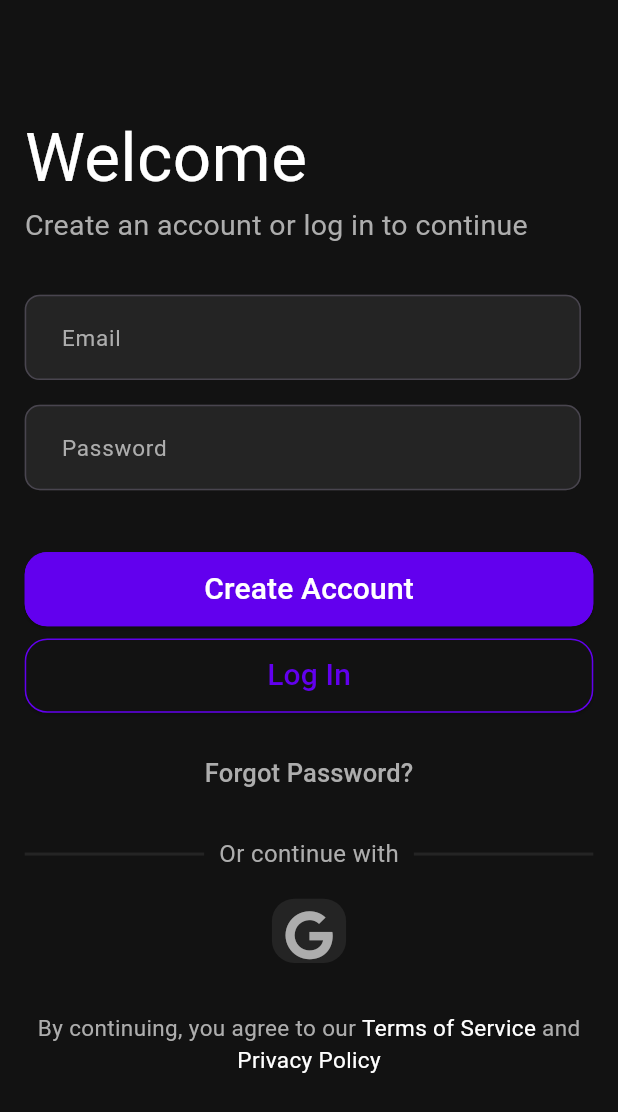
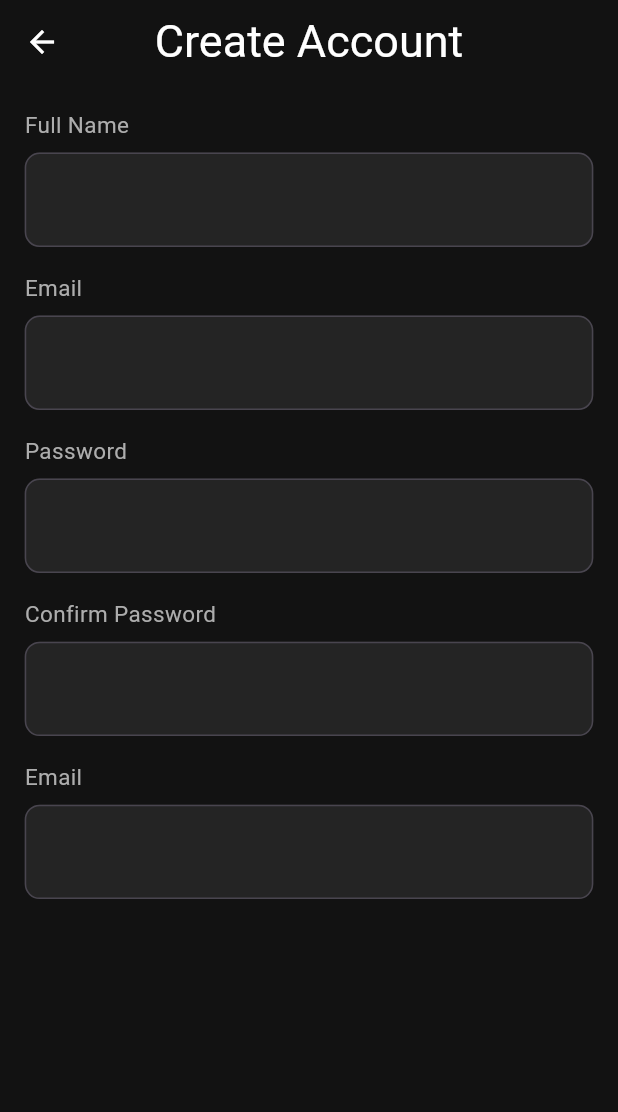
Before and after one commit to SalihSarang/ThriveFit, a Flutter app: the screen it shows after launch, after a tap on "Create Account", on a phone screen of 412 x 824 dp. Shown: the top 1112 px of the screen. Run offline on Flutter 3.47's test engine with Material 3 defaults, Android fonts, the phone set to English and light mode, and no system bars; our stand-ins replace font_awesome_flutter.

Commit message:
create account text form field completed

```diff
--- a/lib/main.dart
+++ b/lib/main.dart
@@ -1,4 +1,5 @@
 import 'package:flutter/material.dart';
+import 'package:levelup/screens/accout_section/create_account_screen.dart';
 import 'package:levelup/screens/accout_section/login_screen.dart';
 
 void main() {
@@ -10,6 +11,12 @@ class MyApp extends StatelessWidget {
 
   @override
   Widget build(BuildContext context) {
-    return MaterialApp(home: LoginScreen());
+    return MaterialApp(
+      initialRoute: '/login',
+      routes: {
+        '/login': (context) => LoginScreen(),
+        '/createAccount': (context) => CreateAccountScreen(),
+      },
+    );
   }
 }
--- a/lib/screens/accout_section/create_account_screen.dart
+++ b/lib/screens/accout_section/create_account_screen.dart
@@ -0,0 +1,55 @@
+import 'package:flutter/material.dart';
+import 'package:levelup/core/theme/app_theme.dart';
+import 'package:levelup/shared/media_query/media_query.dart';
+import 'package:levelup/shared/widgets/my_appbar.dart';
+import 'package:levelup/shared/widgets/textfield_widget.dart';
+
+class CreateAccountScreen extends StatelessWidget {
+  const CreateAccountScreen({super.key});
+
+  @override
+  Widget build(BuildContext context) {
+    return Scaffold(
+      backgroundColor: AppTheme.primary,
+      appBar: appBar(title: 'Create Account'),
+      body: Padding(
+        padding: safeAreaPadding(context),
+        child: SafeArea(
+          child: ListView(
+            children: [
+              textFieldWithTitle(
+                tieldTitle: 'Full Name',
+                hintText: 'Name',
+                context: context,
+              ),
+              SizedBox(height: sizedBoxHeight(context, adjustHeight: 0.02)),
+              textFieldWithTitle(
+                tieldTitle: 'Email',
+                hintText: 'Email',
+                context: context,
+              ),
+              SizedBox(height: sizedBoxHeight(context, adjustHeight: 0.02)),
+              textFieldWithTitle(
+                tieldTitle: 'Password',
+                hintText: 'Create Password',
+                context: context,
+              ),
+              SizedBox(height: sizedBoxHeight(context, adjustHeight: 0.02)),
+              textFieldWithTitle(
+                tieldTitle: 'Confirm Password',
+                hintText: 'Confirm your password',
+                context: context,
+              ),
+              SizedBox(height: sizedBoxHeight(context, adjustHeight: 0.02)),
+              textFieldWithTitle(
+                tieldTitle: 'Email',
+                hintText: 'Email',
+                context: context,
+              ),
+            ],
+          ),
+        ),
+      ),
+    );
+  }
+}
--- a/lib/screens/accout_section/login_screen.dart
+++ b/lib/screens/accout_section/login_screen.dart
@@ -38,7 +38,8 @@ class LoginScreen extends StatelessWidget {
                   textField(labelText: 'Password', context: context),
                   SizedBox(height: sizedBoxHeight(context, adjustHeight: 0.05)),
                   button(
-                    onPresed: () {},
+                    onPresed:
+                        () => Navigator.pushNamed(context, '/createAccount'),
                     context: context,
                     buttonText: 'Create Account',
                   ),
--- a/lib/shared/widgets/my_appbar.dart
+++ b/lib/shared/widgets/my_appbar.dart
@@ -1,6 +1,13 @@
 import 'package:flutter/material.dart';
 import 'package:levelup/core/theme/app_theme.dart';
+import 'package:levelup/core/theme/text_style.dart';
 
-appBar() {
-  return AppBar(backgroundColor: AppTheme.primary);
+appBar({String? title, bool? centerTitle}) {
+  return AppBar(
+    iconTheme: IconThemeData(color: AppTheme.textPrimary),
+    backgroundColor: AppTheme.primary,
+    centerTitle: centerTitle ?? true,
+    title:
+        title != null ? Text(title, style: primaryTextStyle(size: 30)) : null,
+  );
 }
--- a/lib/shared/widgets/textfield_widget.dart
+++ b/lib/shared/widgets/textfield_widget.dart
@@ -6,13 +6,16 @@ import 'package:levelup/shared/media_query/media_query.dart';
 Widget textField({
   required String labelText,
   Icon? sufixIcon,
+  String? hintText,
   required BuildContext context,
 }) {
   return SizedBox(
-    width: sizedBoxWidth(context, adjustWidth: 0.9),
+    // width: sizedBoxWidth(context, adjustWidth: 0.9),
     child: TextFormField(
+      style: primaryTextStyle(size: 20),
       decoration: InputDecoration(
         suffixIcon: sufixIcon,
+        hintText: hintText,
         labelText: labelText,
         labelStyle: secondaryTextStyl(),
         filled: true,
@@ -38,3 +41,25 @@ Widget textField({
     ),
   );
 }
+
+textFieldWithTitle({
+  required String tieldTitle,
+  required String hintText,
+  required BuildContext context,
+  double? size,
+  Color? textColor,
+  Icon? sufixIcon,
+}) {
+  return Column(
+    crossAxisAlignment: CrossAxisAlignment.start,
+    children: [
+      Text(
+        tieldTitle,
+        style: secondaryTextStyl(size: size, textColor: textColor),
+      ),
+      SizedBox(height: sizedBoxHeight(context, adjustHeight: 0.01)),
+
+      textField(hintText: hintText, context: context, labelText: ''),
+    ],
+  );
+}
```
